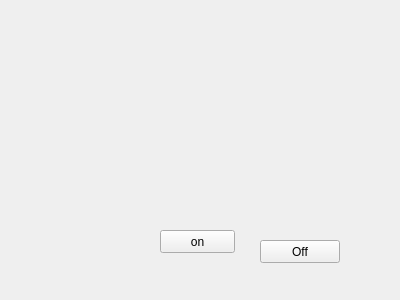
This is mainwidget.ui in HalloSoft/QtArduCompanion as Qt 5 draws it before an edit. The edited form follows.
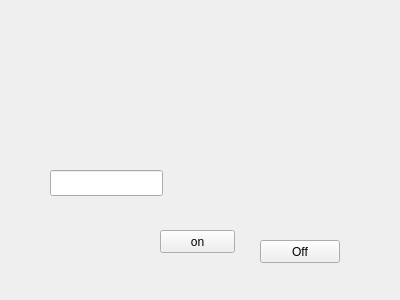
This is the edited form.

Commit message: Next step

The edit to the form file:
```diff
--- a/mainwidget.ui
+++ b/mainwidget.ui
@@ -39,6 +39,16 @@
     <string>Off</string>
    </property>
   </widget>
+  <widget class="QLineEdit" name="lineEditText">
+   <property name="geometry">
+    <rect>
+     <x>50</x>
+     <y>170</y>
+     <width>113</width>
+     <height>26</height>
+    </rect>
+   </property>
+  </widget>
  </widget>
  <resources/>
  <connections/>
```
The commit also changes 1 other file.
